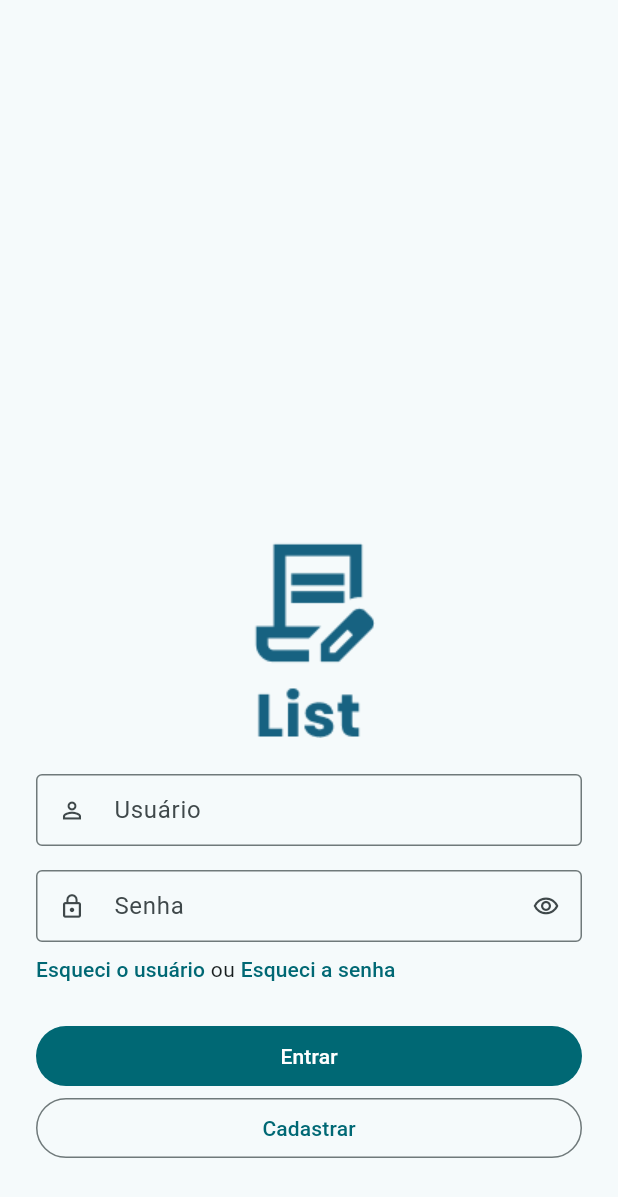
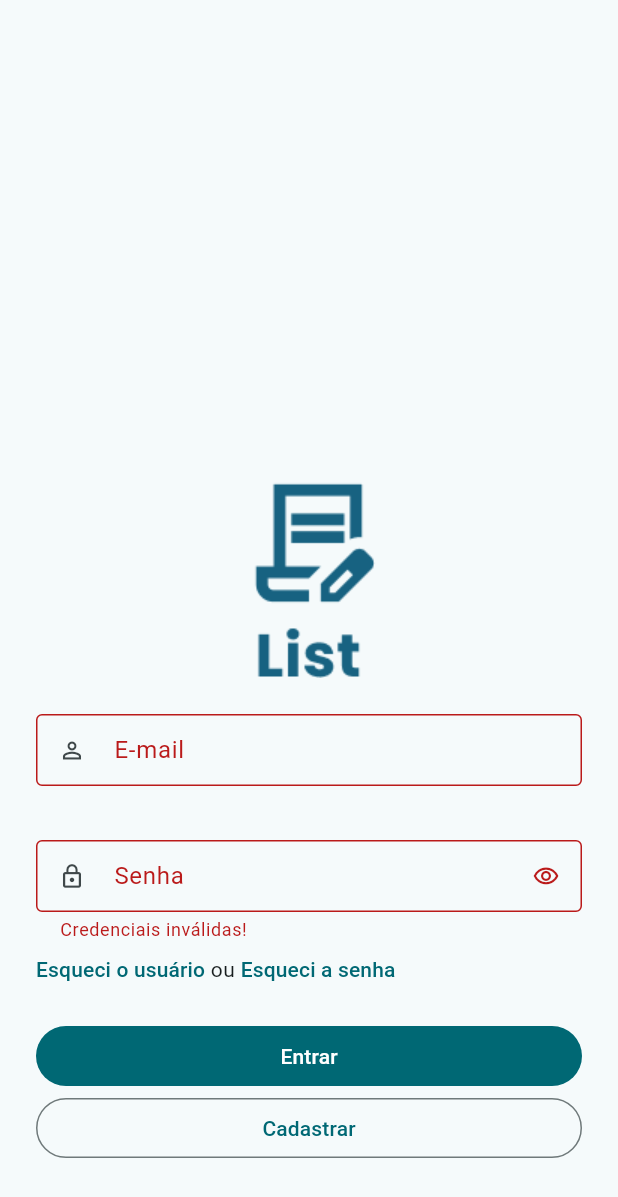
Before and after one commit to thobias-silva/challenge-mobile-developer, a Flutter app: the screen it shows after launch, after a tap on "Entrar", on a phone screen of 412 x 824 dp. Shown: the top 1197 px of the screen. Run offline on Flutter 3.47's test engine with Material 3 defaults, Android fonts, the phone set to English and light mode, and no system bars; our stand-ins replace dartz, dio, flutter_mobx, get_it, mobx; generated files the repository leaves out were written again.

Commit message:
feat: cria a store de login e integra com a pagina o fluxo completo

```diff
--- a/lib/app/presentation/pages/login_page.dart
+++ b/lib/app/presentation/pages/login_page.dart
@@ -1,10 +1,32 @@
 import 'package:flutter/gestures.dart';
 import 'package:flutter/material.dart';
+import 'package:flutter_mobx/flutter_mobx.dart';
 
+import '../../../core/routes/routes.dart';
+import '../../../injection_container.dart';
+import '../stores/login_store.dart';
 import '../widgets/password_input_widget.dart';
+import '../widgets/primary_button_widget.dart';
 
-class LoginPage extends StatelessWidget {
+class LoginPage extends StatefulWidget {
   const LoginPage({super.key});
+
+  @override
+  State<LoginPage> createState() => _LoginPageState();
+}
+
+class _LoginPageState extends State<LoginPage> {
+  final LoginStore store = LoginStore(sl());
+
+  void doLogin() async {
+    final navigator = Navigator.of(context);
+
+    final result = await store.login();
+
+    if (!result) return;
+
+    navigator.pushReplacementNamed(Routes.home);
+  }
 
   @override
   Widget build(BuildContext context) {
@@ -17,31 +39,39 @@ class LoginPage extends StatelessWidget {
             children: [
               Flexible(child: Image.asset('assets/icon.png')),
               const SizedBox(height: 24),
-              Column(
+              Observer(
+                builder: (context) {
+                  return Column(
                     crossAxisAlignment: CrossAxisAlignment.stretch,
                     children: [
                       TextFormField(
-                    decoration: const InputDecoration(
-                      labelText: 'Usuário',
-                      prefixIcon: Icon(Icons.person_outline),
+                        onChanged: (value) => store.email = value,
+                        decoration: InputDecoration(
+                          labelText: 'E-mail',
+                          errorText: store.failure != null ? '' : null,
+                          prefixIcon: const Icon(Icons.person_outline),
                         ),
                       ),
                       const SizedBox(height: 16),
                       PasswordInput(
-                    onChanged: (value) {},
+                        onChanged: (value) => store.password = value,
+                        errorText: store.failure?.message,
                       ),
                       const _RecoveryOptions(),
                       const SizedBox(height: 16),
-                  FilledButton(
-                    onPressed: () {},
-                    child: const Text('Entrar'),
+                      PrimaryButton(
+                        onPressed: doLogin,
+                        title: 'Entrar',
+                        isLoading: store.isLoading,
                       ),
                       OutlinedButton(
-                    onPressed: () {},
+                        onPressed: () => print('Cadastrar'),
                         child: const Text('Cadastrar'),
                       ),
                     ],
-              )
+                  );
+                },
+              ),
             ],
           ),
         ),
--- /dev/null
+++ b/lib/app/presentation/stores/login_store.dart
@@ -0,0 +1,41 @@
+import 'package:dartz/dartz.dart';
+import 'package:mobx/mobx.dart';
+
+import '../../../core/errors/failures.dart';
+import '../../domain/usecases/login_usecase.dart';
+
+part 'login_store.g.dart';
+
+class LoginStore = _LoginStore with _$LoginStore;
+
+abstract class _LoginStore with Store {
+  final LoginUsecase _usecase;
+
+  _LoginStore(this._usecase);
+
+  String email = '';
+  String password = '';
+
+  @observable
+  bool isLoading = false;
+
+  @observable
+  Failure? failure;
+
+  @action
+  Future<bool> login() async {
+    failure = null;
+    isLoading = true;
+
+    final resultOrError = await _usecase(email: email, password: password);
+
+    isLoading = false;
+
+    if (resultOrError.isLeft()) {
+      failure = resultOrError.fold(id, id) as Failure;
+      return false;
+    }
+
+    return true;
+  }
+}
```
Also changed, not shown: lib/app/presentation/stores/login_store.g.dart (added). Lines whose indentation alone changed are shown as unchanged.
